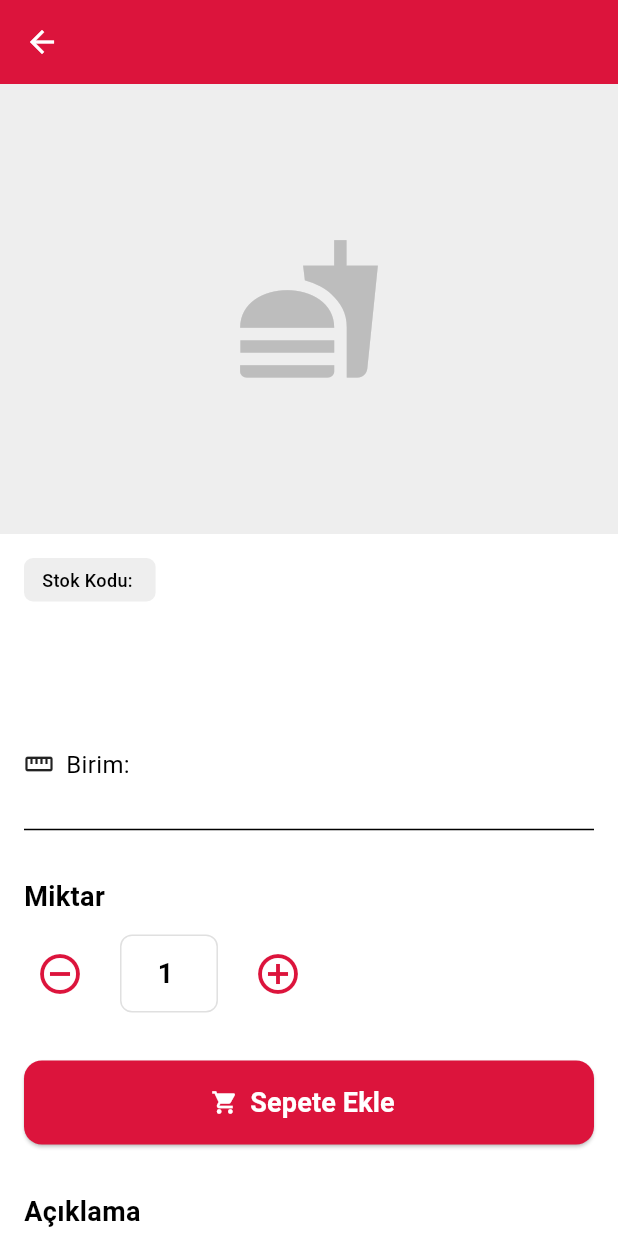
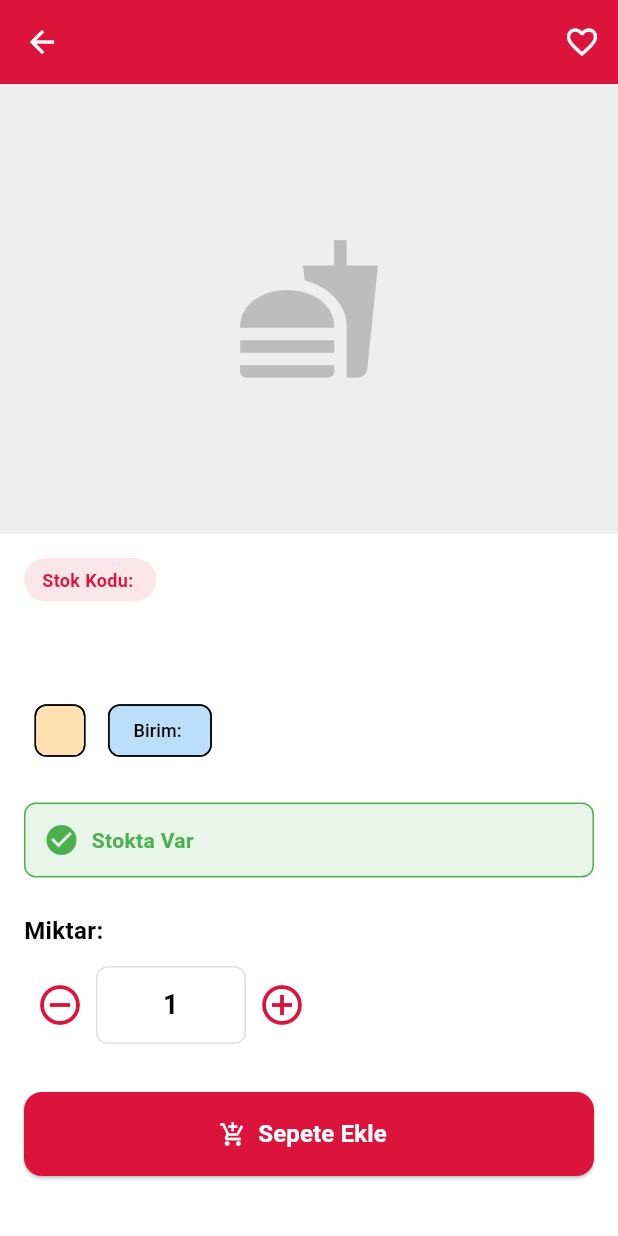
Before and after one commit to MuhammedEbrar/kaptan-catering-mobile, a Flutter app: the ProductDetailScreen screen opened directly with empty values, on a phone screen of 412 x 824 dp. Run offline on Flutter 3.47's test engine with Material 3 defaults, Android fonts, the light colour scheme and no system bars; our stand-ins replace dio, flutter_secure_storage, get_it, shared_preferences; accounts and stored records are empty.

```diff
--- a/lib/presentation/screens/products/product_detail_screen.dart
+++ b/lib/presentation/screens/products/product_detail_screen.dart
@@ -5,12 +5,14 @@ import '../../../data/models/product_model.dart';
 import '../../providers/cart_provider.dart';
 
 class ProductDetailScreen extends StatefulWidget {
-  final ProductModel product; // 👈 BU SATIR OLMALI
+  final ProductModel product;
+  final String heroTag;
 
   const ProductDetailScreen({
-    super.key,
-    required this.product, // 👈 BU SATIR OLMALI
-  });
+    Key? key,
+    required this.product,
+    required this.heroTag,
+  }) : super(key: key);
 
   @override
   State<ProductDetailScreen> createState() => _ProductDetailScreenState();
@@ -21,20 +23,38 @@ class _ProductDetailScreenState extends State<ProductDetailScreen> {
 
   @override
   Widget build(BuildContext context) {
-    final product = widget.product; // 👈 product'a böyle erişiyoruz
     final cartProvider = context.watch<CartProvider>();
+    final isInCart = cartProvider.isInCart(widget.product.id);
 
     return Scaffold(
       appBar: AppBar(
-        title: Text(product.stokAdi),
+        title: Text(
+          widget.product.stokAdi,
+          overflow: TextOverflow.ellipsis,
+        ),
         backgroundColor: AppColors.primary,
+        actions: [
+          IconButton(
+            icon: const Icon(Icons.favorite_border),
+            onPressed: () {
+              ScaffoldMessenger.of(context).showSnackBar(
+                const SnackBar(
+                  content: Text('Favoriler özelliği yakında!'),
+                  duration: Duration(seconds: 1),
+                ),
+              );
+            },
+          ),
+        ],
       ),
       body: SingleChildScrollView(
         child: Column(
           crossAxisAlignment: CrossAxisAlignment.start,
           children: [
-            // Ürün resmi
-            Container(
+            // Ürün Resmi (Hero animation)
+            Hero(
+              tag: widget.heroTag,
+              child: Container(
                 height: 300,
                 width: double.infinity,
                 color: Colors.grey[200],
@@ -46,98 +66,117 @@ class _ProductDetailScreenState extends State<ProductDetailScreen> {
                   ),
                 ),
               ),
+            ),
 
-            // Ürün bilgileri
             Padding(
               padding: const EdgeInsets.all(16),
               child: Column(
                 crossAxisAlignment: CrossAxisAlignment.start,
                 children: [
-                  // Stok kodu
+                  // Stok Kodu Badge
                   Container(
                     padding: const EdgeInsets.symmetric(
                       horizontal: 12,
                       vertical: 6,
                     ),
                     decoration: BoxDecoration(
-                      color: Colors.grey[200],
-                      borderRadius: BorderRadius.circular(6),
+                      color: AppColors.primary.withOpacity(0.1),
+                      borderRadius: BorderRadius.circular(20),
                     ),
                     child: Text(
-                      'Stok Kodu: ${product.stokKodu}',
+                      'Stok Kodu: ${widget.product.stokKodu}',
                       style: const TextStyle(
+                        color: AppColors.primary,
+                        fontWeight: FontWeight.bold,
                         fontSize: 12,
-                        fontWeight: FontWeight.w500,
                       ),
                     ),
                   ),
 
                   const SizedBox(height: 16),
 
-                  // Ürün adı
+                  // Ürün Adı
                   Text(
-                    product.stokAdi,
+                    widget.product.stokAdi,
                     style: const TextStyle(
                       fontSize: 24,
                       fontWeight: FontWeight.bold,
                     ),
                   ),
 
-                  const SizedBox(height: 8),
+                  const SizedBox(height: 12),
 
-                  // Kategori
-                  Text(
-                    product.kategori,
-                    style: TextStyle(
-                      fontSize: 16,
-                      color: Colors.grey[600],
+                  // Kategori ve Birim
+                  Wrap(
+                    spacing: 8,
+                    children: [
+                      Chip(
+                        label: Text(widget.product.kategori),
+                        backgroundColor: Colors.orange[100],
+                        labelStyle: const TextStyle(fontSize: 12),
                       ),
-                  ),
-
-                  const SizedBox(height: 16),
-
-                  // Birim
-                  Row(
-                    children: [
-                      const Icon(Icons.straighten, size: 20),
-                      const SizedBox(width: 8),
-                      Text(
-                        'Birim: ${product.birim}',
-                        style: const TextStyle(fontSize: 16),
+                      Chip(
+                        label: Text('Birim: ${widget.product.birim}'),
+                        backgroundColor: Colors.blue[100],
+                        labelStyle: const TextStyle(fontSize: 12),
                       ),
                     ],
                   ),
 
                   const SizedBox(height: 24),
-                  const Divider(),
+
+                  // Stok Durumu
+                  Container(
+                    padding: const EdgeInsets.all(12),
+                    decoration: BoxDecoration(
+                      color: Colors.green[50],
+                      borderRadius: BorderRadius.circular(8),
+                      border: Border.all(color: Colors.green),
+                    ),
+                    child: const Row(
+                      children: [
+                        Icon(Icons.check_circle, color: Colors.green),
+                        SizedBox(width: 8),
+                        Text(
+                          'Stokta Var',
+                          style: TextStyle(
+                            color: Colors.green,
+                            fontWeight: FontWeight.bold,
+                          ),
+                        ),
+                      ],
+                    ),
+                  ),
+
                   const SizedBox(height: 24),
 
-                  // Miktar seçici
+                  // Miktar Seçici
                   const Text(
-                    'Miktar',
+                    'Miktar:',
                     style: TextStyle(
-                      fontSize: 18,
+                      fontSize: 16,
                       fontWeight: FontWeight.bold,
                     ),
                   ),
                   const SizedBox(height: 12),
-
                   Row(
                     children: [
                       IconButton(
                         onPressed: () {
                           if (_quantity > 1) {
-                            setState(() => _quantity--);
+                            setState(() {
+                              _quantity--;
+                            });
                           }
                         },
                         icon: const Icon(Icons.remove_circle_outline),
                         color: AppColors.primary,
                         iconSize: 32,
                       ),
-                      const SizedBox(width: 16),
                       Container(
+                        width: 100,
                         padding: const EdgeInsets.symmetric(
-                          horizontal: 24,
+                          horizontal: 20,
                           vertical: 12,
                         ),
                         decoration: BoxDecoration(
@@ -145,17 +184,19 @@ class _ProductDetailScreenState extends State<ProductDetailScreen> {
                           borderRadius: BorderRadius.circular(8),
                         ),
                         child: Text(
-                          '$_quantity ${product.birim}',
+                          '$_quantity ${widget.product.birim}',
+                          textAlign: TextAlign.center,
                           style: const TextStyle(
                             fontSize: 18,
                             fontWeight: FontWeight.bold,
                           ),
                         ),
                       ),
-                      const SizedBox(width: 16),
                       IconButton(
                         onPressed: () {
-                          setState(() => _quantity++);
+                          setState(() {
+                            _quantity++;
+                          });
                         },
                         icon: const Icon(Icons.add_circle_outline),
                         color: AppColors.primary,
@@ -166,32 +207,40 @@ class _ProductDetailScreenState extends State<ProductDetailScreen> {
 
                   const SizedBox(height: 32),
 
-                  // Sepete ekle butonu
+                  // Sepete Ekle Butonu
                   SizedBox(
                     width: double.infinity,
                     height: 56,
                     child: ElevatedButton.icon(
                       onPressed: () async {
                         try {
+                          if (isInCart) {
+                            await cartProvider.removeFromCart(widget.product.id);
+                            if (mounted) {
+                              ScaffoldMessenger.of(context).showSnackBar(
+                                const SnackBar(
+                                  content: Text('Sepetten çıkarıldı'),
+                                  duration: Duration(seconds: 1),
+                                ),
+                              );
+                            }
+                          } else {
                             await cartProvider.addToCart(
-                            product,
+                              widget.product,
                               quantity: _quantity,
                             );
-
-                          if (context.mounted) {
+                            if (mounted) {
                               ScaffoldMessenger.of(context).showSnackBar(
-                              SnackBar(
-                                content: Text(
-                                  '${product.stokAdi} sepete eklendi',
-                                ),
+                                const SnackBar(
+                                  content: Text('Sepete eklendi!'),
                                   backgroundColor: AppColors.success,
-                                duration: const Duration(seconds: 2),
+                                  duration: Duration(seconds: 2),
                                 ),
                               );
-                            Navigator.pop(context);
+                            }
                           }
                         } catch (e) {
-                          if (context.mounted) {
+                          if (mounted) {
                             ScaffoldMessenger.of(context).showSnackBar(
                               SnackBar(
                                 content: Text(e.toString()),
@@ -201,16 +250,20 @@ class _ProductDetailScreenState extends State<ProductDetailScreen> {
                           }
                         }
                       },
-                      icon: const Icon(Icons.shopping_cart),
-                      label: const Text(
-                        'Sepete Ekle',
-                        style: TextStyle(
-                          fontSize: 18,
+                      icon: Icon(
+                        isInCart ? Icons.shopping_cart : Icons.add_shopping_cart,
+                      ),
+                      label: Text(
+                        isInCart ? 'Sepetten Çıkar' : 'Sepete Ekle',
+                        style: const TextStyle(
+                          fontSize: 16,
                           fontWeight: FontWeight.bold,
                         ),
                       ),
                       style: ElevatedButton.styleFrom(
-                        backgroundColor: AppColors.primary,
+                        backgroundColor: isInCart
+                            ? AppColors.textSecondary
+                            : AppColors.primary,
                         foregroundColor: Colors.white,
                         shape: RoundedRectangleBorder(
                           borderRadius: BorderRadius.circular(12),
@@ -219,25 +272,24 @@ class _ProductDetailScreenState extends State<ProductDetailScreen> {
                     ),
                   ),
 
-                  if (product.aciklama != null) ...[
-                    const SizedBox(height: 32),
-                    const Text(
-                      'Açıklama',
-                      style: TextStyle(
-                        fontSize: 18,
-                        fontWeight: FontWeight.bold,
+                  const SizedBox(height: 24),
+
+                  // Ürün Açıklaması
+                  ExpansionTile(
+                    title: const Text(
+                      'Ürün Detayları',
+                      style: TextStyle(fontWeight: FontWeight.bold),
                     ),
-                    ),
-                    const SizedBox(height: 8),
-                    Text(
-                      product.aciklama!,
-                      style: TextStyle(
-                        fontSize: 14,
-                        color: Colors.grey[700],
-                        height: 1.5,
+                    children: [
+                      Padding(
+                        padding: const EdgeInsets.all(16),
+                        child: Text(
+                          'Bu ürün hakkında detaylı bilgi buraya eklenecek.',
+                          style: TextStyle(color: Colors.grey[600]),
                         ),
                       ),
                     ],
+                  ),
                 ],
               ),
             ),
```
Also changed, not shown: lib/presentation/screens/profile/edit_profile_screen.dart (added, +260 -0 lines), lib/presentation/screens/profile/profile_screen.dart (+44 -21 lines), lib/presentation/utils/page_transitions.dart (added, +68 -0 lines), 1 other file. Lines whose indentation alone changed are shown as unchanged.
